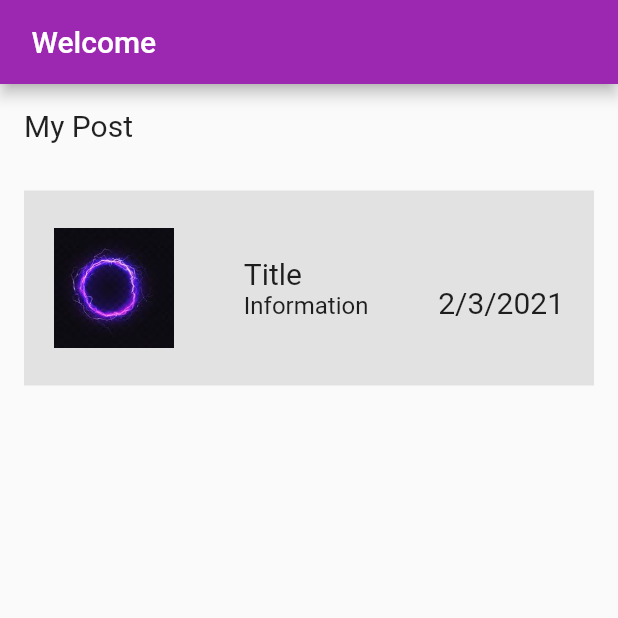
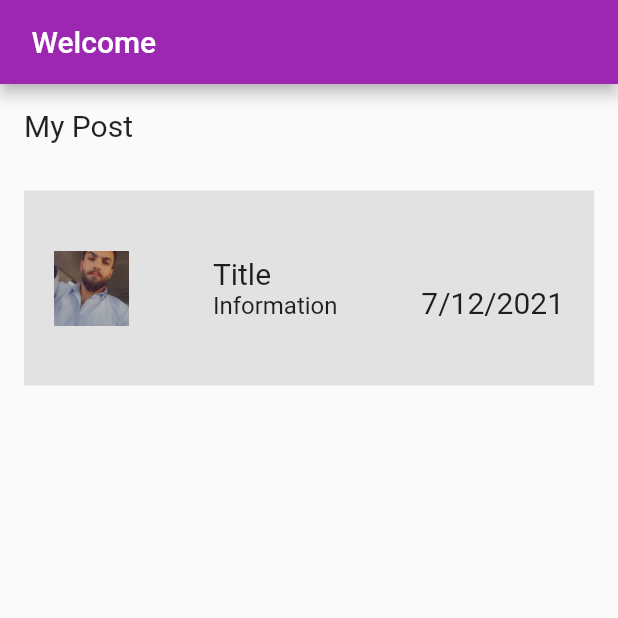
Before and after one commit to Sangartahir/flutter-tutorial, a Flutter app: the screen it shows after launch, on a phone screen of 412 x 824 dp, the top half of it. Run offline on Flutter 3.47's test engine with Material 2 defaults, Android fonts, the light colour scheme and no system bars.

Commit message:
second commit

```diff
--- a/lib/main.dart
+++ b/lib/main.dart
@@ -54,9 +54,9 @@ class MyApp extends StatelessWidget {
                         //   color: Colors.blue,
                         // )
                         Image(
-                          image: AssetImage('assets/download.png'),
-                          width: 80,
-                          height: 80,
+                          image: AssetImage('assets/sangar.jpg'),
+                          width: 50,
+                          height: 50,
                           fit: BoxFit.cover,
                         ),
                       ],
@@ -86,7 +86,7 @@ class MyApp extends StatelessWidget {
                           height: 20,
                         ),
                         Text(
-                          '2/3/2021',
+                          '7/12/2021',
                           style: TextStyle(
                             fontSize: 20,
                           ),
@@ -108,7 +108,10 @@ class MyApp extends StatelessWidget {
             //         'https://phantom-marca.unidadeditorial.es/6e230bb2f73bda5bec9e16692e4aaac9/resize/660/f/webp/assets/multimedia/imagenes/2021/09/02/16306102617376.jpg',
             //       )),
             // )
-            // Image(image: AssetImage('assets/xom.jpg')),
+            // Image(
+            //     height: 400,
+            //     width: 500,
+            //     image: AssetImage('assets/sangar.jpg')),
           ],
         ),
       ),
--- a/pubspec.yaml
+++ b/pubspec.yaml
@@ -49,6 +49,7 @@ flutter:
   assets:
    - assets/xom.jpg
    - assets/download.png
+   - assets/sangar.jpg
 
   # An image asset can refer to one or more resolution-specific "variants", see
   # https://flutter.dev/assets-and-images/#resolution-aware.
```
Also changed, not shown: assets/sangar.jpg (added).
